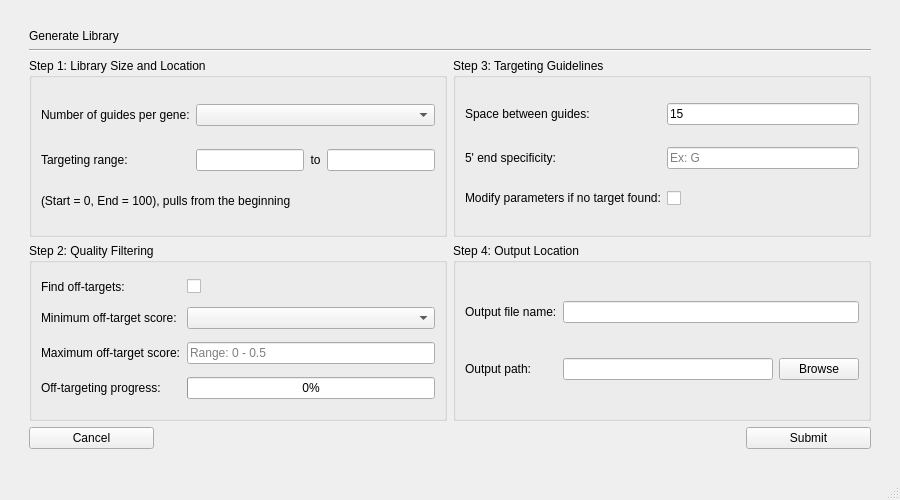
Above: generate_library.ui from TrinhLab/CASPERapp before the change. Below: the same form after it.
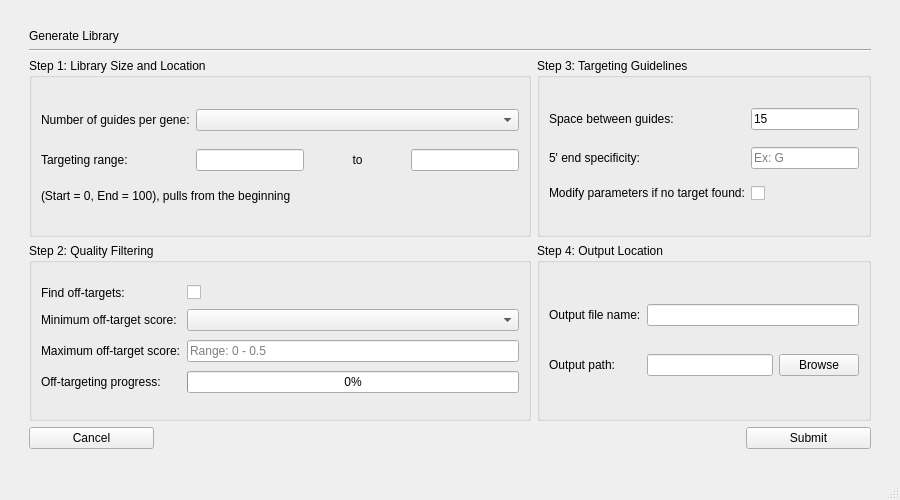
That is the form after the change.

What changed in the file:
```diff
--- a/generate_library.ui
+++ b/generate_library.ui
@@ -16,253 +16,29 @@
   <widget class="QWidget" name="centralwidget">
    <layout class="QGridLayout" name="gridLayout_2">
     <item row="1" column="1">
-     <layout class="QGridLayout" name="gridLayout" rowstretch="1,1,1,1,1" columnstretch="1,1">
+     <layout class="QGridLayout" name="gridLayout" rowstretch="1,0,0,0,0" columnstretch="1,0">
       <property name="sizeConstraint">
        <enum>QLayout::SetDefaultConstraint</enum>
       </property>
-      <item row="3" column="0">
-       <widget class="QGroupBox" name="Step2">
+      <item row="4" column="1" alignment="Qt::AlignRight">
+       <widget class="QPushButton" name="submit_button">
         <property name="sizePolicy">
-         <sizepolicy hsizetype="Preferred" vsizetype="Preferred">
+         <sizepolicy hsizetype="Minimum" vsizetype="Fixed">
           <horstretch>0</horstretch>
           <verstretch>0</verstretch>
          </sizepolicy>
         </property>
-        <property name="title">
-         <string>Step 2: Quality Filtering</string>
-        </property>
-        <layout class="QGridLayout" name="gridLayout_9" rowstretch="0,0,0,0" columnstretch="0,0">
-         <item row="2" column="0">
-          <widget class="QLabel" name="label_8">
-           <property name="sizePolicy">
-            <sizepolicy hsizetype="Fixed" vsizetype="Preferred">
-             <horstretch>0</horstretch>
-             <verstretch>0</verstretch>
-            </sizepolicy>
-           </property>
-           <property name="toolTip">
-            <string>&lt;html&gt;&lt;head/&gt;&lt;body&gt;&lt;p&gt;The maximum acceptable off-target score for guides in library. Range: 0-0.5, &lt;span style=&quot; font-weight:600;&quot;&gt;lower is better&lt;/span&gt;.&lt;/p&gt;&lt;/body&gt;&lt;/html&gt;</string>
-           </property>
-           <property name="text">
-            <string>Maximum off-target score:</string>
-           </property>
-          </widget>
-         </item>
-         <item row="2" column="1">
-          <widget class="QLineEdit" name="maxOFF_comboBox">
-           <property name="sizePolicy">
-            <sizepolicy hsizetype="Minimum" vsizetype="Fixed">
-             <horstretch>0</horstretch>
-             <verstretch>0</verstretch>
-            </sizepolicy>
-           </property>
-           <property name="placeholderText">
-            <string>Range: 0 - 0.5</string>
-           </property>
-          </widget>
-         </item>
-         <item row="0" column="0">
-          <widget class="QLabel" name="label_6">
-           <property name="sizePolicy">
-            <sizepolicy hsizetype="Fixed" vsizetype="Preferred">
-             <horstretch>0</horstretch>
-             <verstretch>0</verstretch>
-            </sizepolicy>
-           </property>
-           <property name="toolTip">
-            <string>&lt;html&gt;&lt;head/&gt;&lt;body&gt;&lt;p&gt;Selecting this option performs off-target analysis within the organism. Range is from 0 to 0.5, &lt;span style=&quot; font-weight:600;&quot;&gt;lower is better&lt;/span&gt;.&lt;/p&gt;&lt;/body&gt;&lt;/html&gt;</string>
-           </property>
-           <property name="text">
-            <string>Find off-targets:</string>
-           </property>
-          </widget>
-         </item>
-         <item row="3" column="1">
-          <widget class="QProgressBar" name="progressBar">
-           <property name="sizePolicy">
-            <sizepolicy hsizetype="Minimum" vsizetype="Fixed">
-             <horstretch>0</horstretch>
-             <verstretch>0</verstretch>
-            </sizepolicy>
-           </property>
-           <property name="value">
-            <number>0</number>
-           </property>
-          </widget>
-         </item>
-         <item row="3" column="0">
-          <widget class="QLabel" name="label_9">
-           <property name="sizePolicy">
-            <sizepolicy hsizetype="Fixed" vsizetype="Preferred">
-             <horstretch>0</horstretch>
-             <verstretch>0</verstretch>
-            </sizepolicy>
-           </property>
-           <property name="text">
-            <string>Off-targeting progress:</string>
-           </property>
-          </widget>
-         </item>
-         <item row="1" column="1">
-          <widget class="QComboBox" name="minON_comboBox">
-           <property name="sizePolicy">
-            <sizepolicy hsizetype="Minimum" vsizetype="Fixed">
-             <horstretch>0</horstretch>
-             <verstretch>0</verstretch>
-            </sizepolicy>
-           </property>
-          </widget>
-         </item>
-         <item row="1" column="0">
-          <widget class="QLabel" name="label_7">
-           <property name="sizePolicy">
-            <sizepolicy hsizetype="Fixed" vsizetype="Preferred">
-             <horstretch>0</horstretch>
-             <verstretch>0</verstretch>
-            </sizepolicy>
-           </property>
-           <property name="toolTip">
-            <string>&lt;html&gt;&lt;head/&gt;&lt;body&gt;&lt;p&gt;The minimum acceptable on-target score for guides in library. Range: 20-70, &lt;span style=&quot; font-weight:600;&quot;&gt;higher is better&lt;/span&gt;.&lt;/p&gt;&lt;/body&gt;&lt;/html&gt;</string>
-           </property>
-           <property name="text">
-            <string>Minimum off-target score:</string>
-           </property>
-          </widget>
-         </item>
-         <item row="0" column="1">
-          <widget class="QCheckBox" name="find_off_Checkbox">
-           <property name="sizePolicy">
-            <sizepolicy hsizetype="Minimum" vsizetype="Fixed">
-             <horstretch>0</horstretch>
-             <verstretch>0</verstretch>
-            </sizepolicy>
-           </property>
-           <property name="text">
-            <string/>
-           </property>
-          </widget>
-         </item>
-        </layout>
-       </widget>
-      </item>
-      <item row="0" column="0" colspan="2">
-       <widget class="QLabel" name="label">
-        <property name="sizePolicy">
-         <sizepolicy hsizetype="Expanding" vsizetype="Fixed">
-          <horstretch>0</horstretch>
-          <verstretch>0</verstretch>
-         </sizepolicy>
+        <property name="minimumSize">
+         <size>
+          <width>125</width>
+          <height>0</height>
+         </size>
         </property>
         <property name="text">
-         <string>Generate Library</string>
+         <string>Submit</string>
         </property>
        </widget>
       </item>
-      <item row="2" column="1">
-       <widget class="QGroupBox" name="Step3">
-        <property name="sizePolicy">
-         <sizepolicy hsizetype="Preferred" vsizetype="Preferred">
-          <horstretch>0</horstretch>
-          <verstretch>0</verstretch>
-         </sizepolicy>
-        </property>
-        <property name="title">
-         <string>Step 3: Targeting Guidelines</string>
-        </property>
-        <layout class="QGridLayout" name="gridLayout_8" rowstretch="0,0,0">
-         <property name="sizeConstraint">
-          <enum>QLayout::SetDefaultConstraint</enum>
-         </property>
-         <item row="1" column="0">
-          <widget class="QLabel" name="label_11">
-           <property name="sizePolicy">
-            <sizepolicy hsizetype="Preferred" vsizetype="Fixed">
-             <horstretch>0</horstretch>
-             <verstretch>0</verstretch>
-            </sizepolicy>
-           </property>
-           <property name="toolTip">
-            <string>&lt;html&gt;&lt;head/&gt;&lt;body&gt;&lt;p&gt;This specifies the 5' characters of the guides. &lt;span style=&quot; font-weight:600;&quot;&gt;For example&lt;/span&gt;, to optimize gRNA expression under some promoters, 5' G residues are needed. Typing &amp;quot;G&amp;quot; in the box returns only guides starting with G. Input must be &amp;quot;ACGT&amp;quot; alphabet. &lt;/p&gt;&lt;/body&gt;&lt;/html&gt;</string>
-           </property>
-           <property name="text">
-            <string>5' end specificity:</string>
-           </property>
-          </widget>
-         </item>
-         <item row="0" column="0">
-          <widget class="QLabel" name="label_10">
-           <property name="sizePolicy">
-            <sizepolicy hsizetype="Preferred" vsizetype="Fixed">
-             <horstretch>0</horstretch>
-             <verstretch>0</verstretch>
-            </sizepolicy>
-           </property>
-           <property name="toolTip">
-            <string>&lt;html&gt;&lt;head/&gt;&lt;body&gt;&lt;p&gt;&lt;span style=&quot; font-size:12pt;&quot;&gt;This is the minimum distance in nt there must be between each guide in the library.&lt;/span&gt;&lt;/p&gt;&lt;/body&gt;&lt;/html&gt;</string>
-           </property>
-           <property name="text">
-            <string>Space between guides:</string>
-           </property>
-          </widget>
-         </item>
-         <item row="2" column="0">
-          <widget class="QLabel" name="label_12">
-           <property name="sizePolicy">
-            <sizepolicy hsizetype="Preferred" vsizetype="Fixed">
-             <horstretch>0</horstretch>
-             <verstretch>0</verstretch>
-            </sizepolicy>
-           </property>
-           <property name="toolTip">
-            <string>&lt;html&gt;&lt;head/&gt;&lt;body&gt;&lt;p&gt;If CASPER is unable to find the selected nubmer of guides per gene given the selected criteria, it will loosen its criteria to achieve the selected number. Asterisks are used to denote guides with modified parameters.&lt;/p&gt;&lt;/body&gt;&lt;/html&gt;</string>
-           </property>
-           <property name="text">
-            <string>Modify parameters if no target found:</string>
-           </property>
-          </widget>
-         </item>
-         <item row="0" column="1">
-          <widget class="QLineEdit" name="space_line_edit">
-           <property name="sizePolicy">
-            <sizepolicy hsizetype="Minimum" vsizetype="Fixed">
-             <horstretch>0</horstretch>
-             <verstretch>0</verstretch>
-            </sizepolicy>
-           </property>
-           <property name="text">
-            <string>15</string>
-           </property>
-          </widget>
-         </item>
-         <item row="1" column="1">
-          <widget class="QLineEdit" name="fiveprimeseq">
-           <property name="sizePolicy">
-            <sizepolicy hsizetype="Minimum" vsizetype="Fixed">
-             <horstretch>0</horstretch>
-             <verstretch>0</verstretch>
-            </sizepolicy>
-           </property>
-           <property name="placeholderText">
-            <string>Ex: G</string>
-           </property>
-          </widget>
-         </item>
-         <item row="2" column="1">
-          <widget class="QCheckBox" name="modifyParamscheckBox">
-           <property name="sizePolicy">
-            <sizepolicy hsizetype="Minimum" vsizetype="Fixed">
-             <horstretch>0</horstretch>
-             <verstretch>0</verstretch>
-            </sizepolicy>
-           </property>
-           <property name="text">
-            <string/>
-           </property>
-          </widget>
-         </item>
-        </layout>
-       </widget>
-      </item>
       <item row="3" column="1">
        <widget class="QGroupBox" name="Step4">
         <property name="sizePolicy">
@@ -274,18 +50,40 @@
         <property name="title">
          <string>Step 4: Output Location</string>
         </property>
-        <layout class="QGridLayout" name="gridLayout_7" rowstretch="0,0">
-         <item row="1" column="1">
-          <widget class="QLineEdit" name="output_path">
+        <layout class="QGridLayout" name="gridLayout_7" rowstretch="0,0,0,0">
+         <item row="2" column="2">
+          <widget class="QPushButton" name="BrowseButton">
            <property name="sizePolicy">
-            <sizepolicy hsizetype="Minimum" vsizetype="Fixed">
+            <sizepolicy hsizetype="Maximum" vsizetype="Fixed">
              <horstretch>0</horstretch>
              <verstretch>0</verstretch>
             </sizepolicy>
            </property>
+           <property name="toolTip">
+            <string>&lt;html&gt;&lt;head/&gt;&lt;body&gt;&lt;p&gt;Browse for a location to save your library!&lt;/p&gt;&lt;/body&gt;&lt;/html&gt;</string>
+           </property>
+           <property name="text">
+            <string>Browse</string>
+           </property>
           </widget>
          </item>
-         <item row="1" column="0">
+         <item row="3" column="0" colspan="3">
+          <spacer name="verticalSpacer_9">
+           <property name="orientation">
+            <enum>Qt::Vertical</enum>
+           </property>
+           <property name="sizeType">
+            <enum>QSizePolicy::Fixed</enum>
+           </property>
+           <property name="sizeHint" stdset="0">
+            <size>
+             <width>10</width>
+             <height>10</height>
+            </size>
+           </property>
+          </spacer>
+         </item>
+         <item row="2" column="0">
           <widget class="QLabel" name="label_14">
            <property name="sizePolicy">
             <sizepolicy hsizetype="Fixed" vsizetype="Preferred">
@@ -301,7 +99,7 @@
            </property>
           </widget>
          </item>
-         <item row="0" column="0">
+         <item row="1" column="0">
           <widget class="QLabel" name="label_13">
            <property name="sizePolicy">
             <sizepolicy hsizetype="Fixed" vsizetype="Preferred">
@@ -317,23 +115,7 @@
            </property>
           </widget>
          </item>
-         <item row="1" column="2">
-          <widget class="QPushButton" name="BrowseButton">
-           <property name="sizePolicy">
-            <sizepolicy hsizetype="Maximum" vsizetype="Fixed">
-             <horstretch>0</horstretch>
-             <verstretch>0</verstretch>
-            </sizepolicy>
-           </property>
-           <property name="toolTip">
-            <string>&lt;html&gt;&lt;head/&gt;&lt;body&gt;&lt;p&gt;Browse for a location to save your library!&lt;/p&gt;&lt;/body&gt;&lt;/html&gt;</string>
-           </property>
-           <property name="text">
-            <string>Browse</string>
-           </property>
-          </widget>
-         </item>
-         <item row="0" column="1" colspan="2">
+         <item row="1" column="1" colspan="2">
           <widget class="QLineEdit" name="filename_input">
            <property name="sizePolicy">
             <sizepolicy hsizetype="Minimum" vsizetype="Fixed">
@@ -343,9 +125,57 @@
            </property>
           </widget>
          </item>
+         <item row="2" column="1">
+          <widget class="QLineEdit" name="output_path">
+           <property name="sizePolicy">
+            <sizepolicy hsizetype="Minimum" vsizetype="Fixed">
+             <horstretch>0</horstretch>
+             <verstretch>0</verstretch>
+            </sizepolicy>
+           </property>
+          </widget>
+         </item>
+         <item row="0" column="0" colspan="3">
+          <spacer name="verticalSpacer_10">
+           <property name="orientation">
+            <enum>Qt::Vertical</enum>
+           </property>
+           <property name="sizeType">
+            <enum>QSizePolicy::Fixed</enum>
+           </property>
+           <property name="sizeHint" stdset="0">
+            <size>
+             <width>10</width>
+             <height>10</height>
+            </size>
+           </property>
+          </spacer>
+         </item>
         </layout>
        </widget>
       </item>
+      <item row="4" column="0" alignment="Qt::AlignLeft">
+       <widget class="QPushButton" name="cancel_button">
+        <property name="sizePolicy">
+         <sizepolicy hsizetype="Minimum" vsizetype="Fixed">
+          <horstretch>0</horstretch>
+          <verstretch>0</verstretch>
+         </sizepolicy>
+        </property>
+        <property name="minimumSize">
+         <size>
+          <width>125</width>
+          <height>0</height>
+         </size>
+        </property>
+        <property name="toolTip">
+         <string>&lt;html&gt;&lt;head/&gt;&lt;body&gt;&lt;p&gt;Cancel button, clears everything and closes the window.&lt;/p&gt;&lt;/body&gt;&lt;/html&gt;</string>
+        </property>
+        <property name="text">
+         <string>Cancel</string>
+        </property>
+       </widget>
+      </item>
       <item row="1" column="0" colspan="2">
        <widget class="Line" name="line">
         <property name="sizePolicy">
@@ -359,6 +189,313 @@
         </property>
        </widget>
       </item>
+      <item row="2" column="1">
+       <widget class="QGroupBox" name="Step3">
+        <property name="sizePolicy">
+         <sizepolicy hsizetype="Preferred" vsizetype="Preferred">
+          <horstretch>0</horstretch>
+          <verstretch>0</verstretch>
+         </sizepolicy>
+        </property>
+        <property name="title">
+         <string>Step 3: Targeting Guidelines</string>
+        </property>
+        <layout class="QGridLayout" name="gridLayout_8" rowstretch="0,0,0,0,0">
+         <property name="sizeConstraint">
+          <enum>QLayout::SetDefaultConstraint</enum>
+         </property>
+         <item row="3" column="1">
+          <widget class="QCheckBox" name="modifyParamscheckBox">
+           <property name="sizePolicy">
+            <sizepolicy hsizetype="Minimum" vsizetype="Fixed">
+             <horstretch>0</horstretch>
+             <verstretch>0</verstretch>
+            </sizepolicy>
+           </property>
+           <property name="text">
+            <string/>
+           </property>
+          </widget>
+         </item>
+         <item row="1" column="0">
+          <widget class="QLabel" name="label_10">
+           <property name="sizePolicy">
+            <sizepolicy hsizetype="Preferred" vsizetype="Fixed">
+             <horstretch>0</horstretch>
+             <verstretch>0</verstretch>
+            </sizepolicy>
+           </property>
+           <property name="toolTip">
+            <string>&lt;html&gt;&lt;head/&gt;&lt;body&gt;&lt;p&gt;&lt;span style=&quot; font-size:12pt;&quot;&gt;This is the minimum distance in nt there must be between each guide in the library.&lt;/span&gt;&lt;/p&gt;&lt;/body&gt;&lt;/html&gt;</string>
+           </property>
+           <property name="text">
+            <string>Space between guides:</string>
+           </property>
+          </widget>
+         </item>
+         <item row="2" column="1">
+          <widget class="QLineEdit" name="fiveprimeseq">
+           <property name="sizePolicy">
+            <sizepolicy hsizetype="Minimum" vsizetype="Fixed">
+             <horstretch>0</horstretch>
+             <verstretch>0</verstretch>
+            </sizepolicy>
+           </property>
+           <property name="placeholderText">
+            <string>Ex: G</string>
+           </property>
+          </widget>
+         </item>
+         <item row="1" column="1">
+          <widget class="QLineEdit" name="space_line_edit">
+           <property name="sizePolicy">
+            <sizepolicy hsizetype="Minimum" vsizetype="Fixed">
+             <horstretch>0</horstretch>
+             <verstretch>0</verstretch>
+            </sizepolicy>
+           </property>
+           <property name="text">
+            <string>15</string>
+           </property>
+          </widget>
+         </item>
+         <item row="0" column="0" colspan="2">
+          <spacer name="verticalSpacer_7">
+           <property name="orientation">
+            <enum>Qt::Vertical</enum>
+           </property>
+           <property name="sizeType">
+            <enum>QSizePolicy::Fixed</enum>
+           </property>
+           <property name="sizeHint" stdset="0">
+            <size>
+             <width>10</width>
+             <height>10</height>
+            </size>
+           </property>
+          </spacer>
+         </item>
+         <item row="2" column="0">
+          <widget class="QLabel" name="label_11">
+           <property name="sizePolicy">
+            <sizepolicy hsizetype="Preferred" vsizetype="Fixed">
+             <horstretch>0</horstretch>
+             <verstretch>0</verstretch>
+            </sizepolicy>
+           </property>
+           <property name="toolTip">
+            <string>&lt;html&gt;&lt;head/&gt;&lt;body&gt;&lt;p&gt;This specifies the 5' characters of the guides. &lt;span style=&quot; font-weight:600;&quot;&gt;For example&lt;/span&gt;, to optimize gRNA expression under some promoters, 5' G residues are needed. Typing &amp;quot;G&amp;quot; in the box returns only guides starting with G. Input must be &amp;quot;ACGT&amp;quot; alphabet. &lt;/p&gt;&lt;/body&gt;&lt;/html&gt;</string>
+           </property>
+           <property name="text">
+            <string>5' end specificity:</string>
+           </property>
+          </widget>
+         </item>
+         <item row="3" column="0">
+          <widget class="QLabel" name="label_12">
+           <property name="sizePolicy">
+            <sizepolicy hsizetype="Preferred" vsizetype="Fixed">
+             <horstretch>0</horstretch>
+             <verstretch>0</verstretch>
+            </sizepolicy>
+           </property>
+           <property name="toolTip">
+            <string>&lt;html&gt;&lt;head/&gt;&lt;body&gt;&lt;p&gt;If CASPER is unable to find the selected nubmer of guides per gene given the selected criteria, it will loosen its criteria to achieve the selected number. Asterisks are used to denote guides with modified parameters.&lt;/p&gt;&lt;/body&gt;&lt;/html&gt;</string>
+           </property>
+           <property name="text">
+            <string>Modify parameters if no target found:</string>
+           </property>
+          </widget>
+         </item>
+         <item row="4" column="0" colspan="2">
+          <spacer name="verticalSpacer_8">
+           <property name="orientation">
+            <enum>Qt::Vertical</enum>
+           </property>
+           <property name="sizeType">
+            <enum>QSizePolicy::Fixed</enum>
+           </property>
+           <property name="sizeHint" stdset="0">
+            <size>
+             <width>10</width>
+             <height>10</height>
+            </size>
+           </property>
+          </spacer>
+         </item>
+        </layout>
+       </widget>
+      </item>
+      <item row="0" column="0" colspan="2">
+       <widget class="QLabel" name="label">
+        <property name="sizePolicy">
+         <sizepolicy hsizetype="Expanding" vsizetype="Fixed">
+          <horstretch>0</horstretch>
+          <verstretch>0</verstretch>
+         </sizepolicy>
+        </property>
+        <property name="text">
+         <string>Generate Library</string>
+        </property>
+       </widget>
+      </item>
+      <item row="3" column="0">
+       <widget class="QGroupBox" name="Step2">
+        <property name="sizePolicy">
+         <sizepolicy hsizetype="Preferred" vsizetype="Preferred">
+          <horstretch>0</horstretch>
+          <verstretch>0</verstretch>
+         </sizepolicy>
+        </property>
+        <property name="title">
+         <string>Step 2: Quality Filtering</string>
+        </property>
+        <layout class="QGridLayout" name="gridLayout_9" rowstretch="0,0,0,0,0,0" columnstretch="0,0">
+         <item row="1" column="0">
+          <widget class="QLabel" name="label_6">
+           <property name="sizePolicy">
+            <sizepolicy hsizetype="Fixed" vsizetype="Preferred">
+             <horstretch>0</horstretch>
+             <verstretch>0</verstretch>
+            </sizepolicy>
+           </property>
+           <property name="toolTip">
+            <string>&lt;html&gt;&lt;head/&gt;&lt;body&gt;&lt;p&gt;Selecting this option performs off-target analysis within the organism. Range is from 0 to 0.5, &lt;span style=&quot; font-weight:600;&quot;&gt;lower is better&lt;/span&gt;.&lt;/p&gt;&lt;/body&gt;&lt;/html&gt;</string>
+           </property>
+           <property name="text">
+            <string>Find off-targets:</string>
+           </property>
+          </widget>
+         </item>
+         <item row="0" column="0" colspan="2">
+          <spacer name="verticalSpacer_5">
+           <property name="orientation">
+            <enum>Qt::Vertical</enum>
+           </property>
+           <property name="sizeType">
+            <enum>QSizePolicy::Fixed</enum>
+           </property>
+           <property name="sizeHint" stdset="0">
+            <size>
+             <width>10</width>
+             <height>10</height>
+            </size>
+           </property>
+          </spacer>
+         </item>
+         <item row="4" column="1">
+          <widget class="QProgressBar" name="progressBar">
+           <property name="sizePolicy">
+            <sizepolicy hsizetype="Minimum" vsizetype="Fixed">
+             <horstretch>0</horstretch>
+             <verstretch>0</verstretch>
+            </sizepolicy>
+           </property>
+           <property name="value">
+            <number>0</number>
+           </property>
+          </widget>
+         </item>
+         <item row="1" column="1">
+          <widget class="QCheckBox" name="find_off_Checkbox">
+           <property name="sizePolicy">
+            <sizepolicy hsizetype="Minimum" vsizetype="Fixed">
+             <horstretch>0</horstretch>
+             <verstretch>0</verstretch>
+            </sizepolicy>
+           </property>
+           <property name="text">
+            <string/>
+           </property>
+          </widget>
+         </item>
+         <item row="2" column="1">
+          <widget class="QComboBox" name="minON_comboBox">
+           <property name="sizePolicy">
+            <sizepolicy hsizetype="Minimum" vsizetype="Fixed">
+             <horstretch>0</horstretch>
+             <verstretch>0</verstretch>
+            </sizepolicy>
+           </property>
+          </widget>
+         </item>
+         <item row="2" column="0">
+          <widget class="QLabel" name="label_7">
+           <property name="sizePolicy">
+            <sizepolicy hsizetype="Fixed" vsizetype="Preferred">
+             <horstretch>0</horstretch>
+             <verstretch>0</verstretch>
+            </sizepolicy>
+           </property>
+           <property name="toolTip">
+            <string>&lt;html&gt;&lt;head/&gt;&lt;body&gt;&lt;p&gt;The minimum acceptable on-target score for guides in library. Range: 20-70, &lt;span style=&quot; font-weight:600;&quot;&gt;higher is better&lt;/span&gt;.&lt;/p&gt;&lt;/body&gt;&lt;/html&gt;</string>
+           </property>
+           <property name="text">
+            <string>Minimum off-target score:</string>
+           </property>
+          </widget>
+         </item>
+         <item row="3" column="1">
+          <widget class="QLineEdit" name="maxOFF_comboBox">
+           <property name="sizePolicy">
+            <sizepolicy hsizetype="Minimum" vsizetype="Fixed">
+             <horstretch>0</horstretch>
+             <verstretch>0</verstretch>
+            </sizepolicy>
+           </property>
+           <property name="placeholderText">
+            <string>Range: 0 - 0.5</string>
+           </property>
+          </widget>
+         </item>
+         <item row="4" column="0">
+          <widget class="QLabel" name="label_9">
+           <property name="sizePolicy">
+            <sizepolicy hsizetype="Fixed" vsizetype="Preferred">
+             <horstretch>0</horstretch>
+             <verstretch>0</verstretch>
+            </sizepolicy>
+           </property>
+           <property name="text">
+            <string>Off-targeting progress:</string>
+           </property>
+          </widget>
+         </item>
+         <item row="3" column="0">
+          <widget class="QLabel" name="label_8">
+           <property name="sizePolicy">
+            <sizepolicy hsizetype="Fixed" vsizetype="Preferred">
+             <horstretch>0</horstretch>
+             <verstretch>0</verstretch>
+            </sizepolicy>
+           </property>
+           <property name="toolTip">
+            <string>&lt;html&gt;&lt;head/&gt;&lt;body&gt;&lt;p&gt;The maximum acceptable off-target score for guides in library. Range: 0-0.5, &lt;span style=&quot; font-weight:600;&quot;&gt;lower is better&lt;/span&gt;.&lt;/p&gt;&lt;/body&gt;&lt;/html&gt;</string>
+           </property>
+           <property name="text">
+            <string>Maximum off-target score:</string>
+           </property>
+          </widget>
+         </item>
+         <item row="5" column="0" colspan="2">
+          <spacer name="verticalSpacer_6">
+           <property name="orientation">
+            <enum>Qt::Vertical</enum>
+           </property>
+           <property name="sizeType">
+            <enum>QSizePolicy::Fixed</enum>
+           </property>
+           <property name="sizeHint" stdset="0">
+            <size>
+             <width>10</width>
+             <height>10</height>
+            </size>
+           </property>
+          </spacer>
+         </item>
+        </layout>
+       </widget>
+      </item>
       <item row="2" column="0">
        <widget class="QGroupBox" name="Step1">
         <property name="sizePolicy">
@@ -371,7 +508,17 @@
          <string>Step 1: Library Size and Location</string>
         </property>
         <layout class="QGridLayout" name="gridLayout_10">
-         <item row="1" column="0">
+         <item row="1" column="1" colspan="3">
+          <widget class="QComboBox" name="numGenescomboBox">
+           <property name="sizePolicy">
+            <sizepolicy hsizetype="Minimum" vsizetype="Fixed">
+             <horstretch>0</horstretch>
+             <verstretch>0</verstretch>
+            </sizepolicy>
+           </property>
+          </widget>
+         </item>
+         <item row="2" column="0">
           <widget class="QLabel" name="label_3">
            <property name="sizePolicy">
             <sizepolicy hsizetype="Fixed" vsizetype="Preferred">
@@ -387,33 +534,7 @@
            </property>
           </widget>
          </item>
-         <item row="1" column="3">
-          <widget class="QLineEdit" name="end_target_range">
-           <property name="sizePolicy">
-            <sizepolicy hsizetype="Minimum" vsizetype="Fixed">
-             <horstretch>0</horstretch>
-             <verstretch>0</verstretch>
-            </sizepolicy>
-           </property>
-          </widget>
-         </item>
-         <item row="1" column="2">
-          <widget class="QLabel" name="label_5">
-           <property name="sizePolicy">
-            <sizepolicy hsizetype="Preferred" vsizetype="Preferred">
-             <horstretch>0</horstretch>
-             <verstretch>0</verstretch>
-            </sizepolicy>
-           </property>
-           <property name="text">
-            <string>to</string>
-           </property>
-           <property name="alignment">
-            <set>Qt::AlignCenter</set>
-           </property>
-          </widget>
-         </item>
-         <item row="0" column="0">
+         <item row="1" column="0">
           <widget class="QLabel" name="label_2">
            <property name="sizePolicy">
             <sizepolicy hsizetype="Fixed" vsizetype="Preferred">
@@ -429,27 +550,7 @@
            </property>
           </widget>
          </item>
-         <item row="1" column="1">
-          <widget class="QLineEdit" name="start_target_range">
-           <property name="sizePolicy">
-            <sizepolicy hsizetype="Minimum" vsizetype="Fixed">
-             <horstretch>0</horstretch>
-             <verstretch>0</verstretch>
-            </sizepolicy>
-           </property>
-          </widget>
-         </item>
-         <item row="0" column="1" colspan="3">
-          <widget class="QComboBox" name="numGenescomboBox">
-           <property name="sizePolicy">
-            <sizepolicy hsizetype="Minimum" vsizetype="Fixed">
-             <horstretch>0</horstretch>
-             <verstretch>0</verstretch>
-            </sizepolicy>
-           </property>
-          </widget>
-         </item>
-         <item row="2" column="0" colspan="4">
+         <item row="3" column="0" colspan="4">
           <widget class="QLabel" name="label_4">
            <property name="sizePolicy">
             <sizepolicy hsizetype="Fixed" vsizetype="Fixed">
@@ -462,50 +563,77 @@
            </property>
           </widget>
          </item>
+         <item row="2" column="1">
+          <widget class="QLineEdit" name="start_target_range">
+           <property name="sizePolicy">
+            <sizepolicy hsizetype="Minimum" vsizetype="Fixed">
+             <horstretch>0</horstretch>
+             <verstretch>0</verstretch>
+            </sizepolicy>
+           </property>
+          </widget>
+         </item>
+         <item row="2" column="2">
+          <widget class="QLabel" name="label_5">
+           <property name="sizePolicy">
+            <sizepolicy hsizetype="Preferred" vsizetype="Preferred">
+             <horstretch>0</horstretch>
+             <verstretch>0</verstretch>
+            </sizepolicy>
+           </property>
+           <property name="text">
+            <string>to</string>
+           </property>
+           <property name="alignment">
+            <set>Qt::AlignCenter</set>
+           </property>
+          </widget>
+         </item>
+         <item row="2" column="3">
+          <widget class="QLineEdit" name="end_target_range">
+           <property name="sizePolicy">
+            <sizepolicy hsizetype="Minimum" vsizetype="Fixed">
+             <horstretch>0</horstretch>
+             <verstretch>0</verstretch>
+            </sizepolicy>
+           </property>
+          </widget>
+         </item>
+         <item row="0" column="0" colspan="4">
+          <spacer name="verticalSpacer_3">
+           <property name="orientation">
+            <enum>Qt::Vertical</enum>
+           </property>
+           <property name="sizeType">
+            <enum>QSizePolicy::Fixed</enum>
+           </property>
+           <property name="sizeHint" stdset="0">
+            <size>
+             <width>10</width>
+             <height>10</height>
+            </size>
+           </property>
+          </spacer>
+         </item>
+         <item row="4" column="0" colspan="4">
+          <spacer name="verticalSpacer_4">
+           <property name="orientation">
+            <enum>Qt::Vertical</enum>
+           </property>
+           <property name="sizeType">
+            <enum>QSizePolicy::Fixed</enum>
+           </property>
+           <property name="sizeHint" stdset="0">
+            <size>
+             <width>10</width>
+             <height>10</height>
+            </size>
+           </property>
+          </spacer>
+         </item>
         </layout>
        </widget>
       </item>
-      <item row="4" column="0" alignment="Qt::AlignLeft">
-       <widget class="QPushButton" name="cancel_button">
-        <property name="sizePolicy">
-         <sizepolicy hsizetype="Minimum" vsizetype="Fixed">
-          <horstretch>0</horstretch>
-          <verstretch>0</verstretch>
-         </sizepolicy>
-        </property>
-        <property name="minimumSize">
-         <size>
-          <width>125</width>
-          <height>0</height>
-         </size>
-        </property>
-        <property name="toolTip">
-         <string>&lt;html&gt;&lt;head/&gt;&lt;body&gt;&lt;p&gt;Cancel button, clears everything and closes the window.&lt;/p&gt;&lt;/body&gt;&lt;/html&gt;</string>
-        </property>
-        <property name="text">
-         <string>Cancel</string>
-        </property>
-       </widget>
-      </item>
-      <item row="4" column="1" alignment="Qt::AlignRight">
-       <widget class="QPushButton" name="submit_button">
-        <property name="sizePolicy">
-         <sizepolicy hsizetype="Minimum" vsizetype="Fixed">
-          <horstretch>0</horstretch>
-          <verstretch>0</verstretch>
-         </sizepolicy>
-        </property>
-        <property name="minimumSize">
-         <size>
-          <width>125</width>
-          <height>0</height>
-         </size>
-        </property>
-        <property name="text">
-         <string>Submit</string>
-        </property>
-       </widget>
-      </item>
      </layout>
     </item>
     <item row="2" column="1">
```
